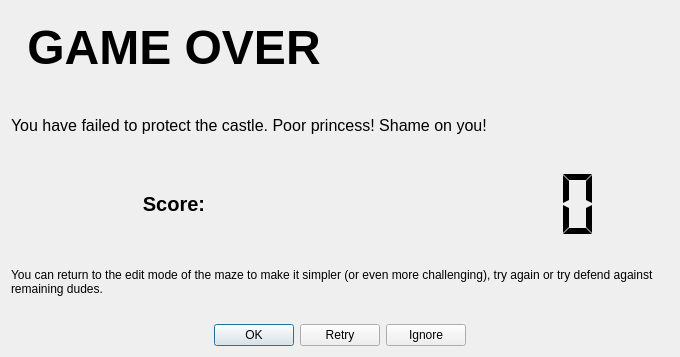
MarekSuchanek/maze, file maze/static/ui/gameover.ui: the form before one commit.
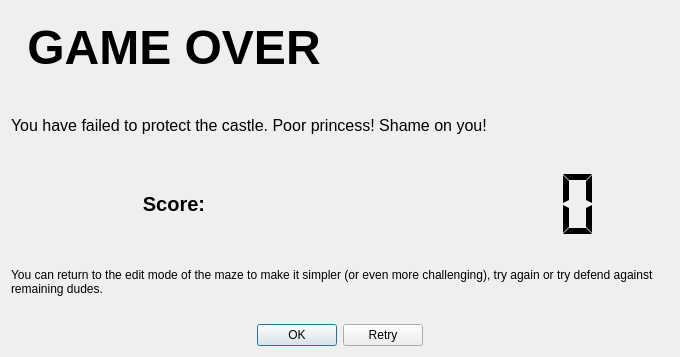
The form after the commit. Icons and pictures are not drawn.

Commit message: Game end fixed, all seems ok

```diff
--- a/maze/static/ui/gameover.ui
+++ b/maze/static/ui/gameover.ui
@@ -127,7 +127,7 @@
       <enum>Qt::Horizontal</enum>
      </property>
      <property name="standardButtons">
-      <set>QDialogButtonBox::Ignore|QDialogButtonBox::Ok|QDialogButtonBox::Retry</set>
+      <set>QDialogButtonBox::Ok|QDialogButtonBox::Retry</set>
      </property>
      <property name="centerButtons">
       <bool>true</bool>
```
The commit also changes 2 other files.
